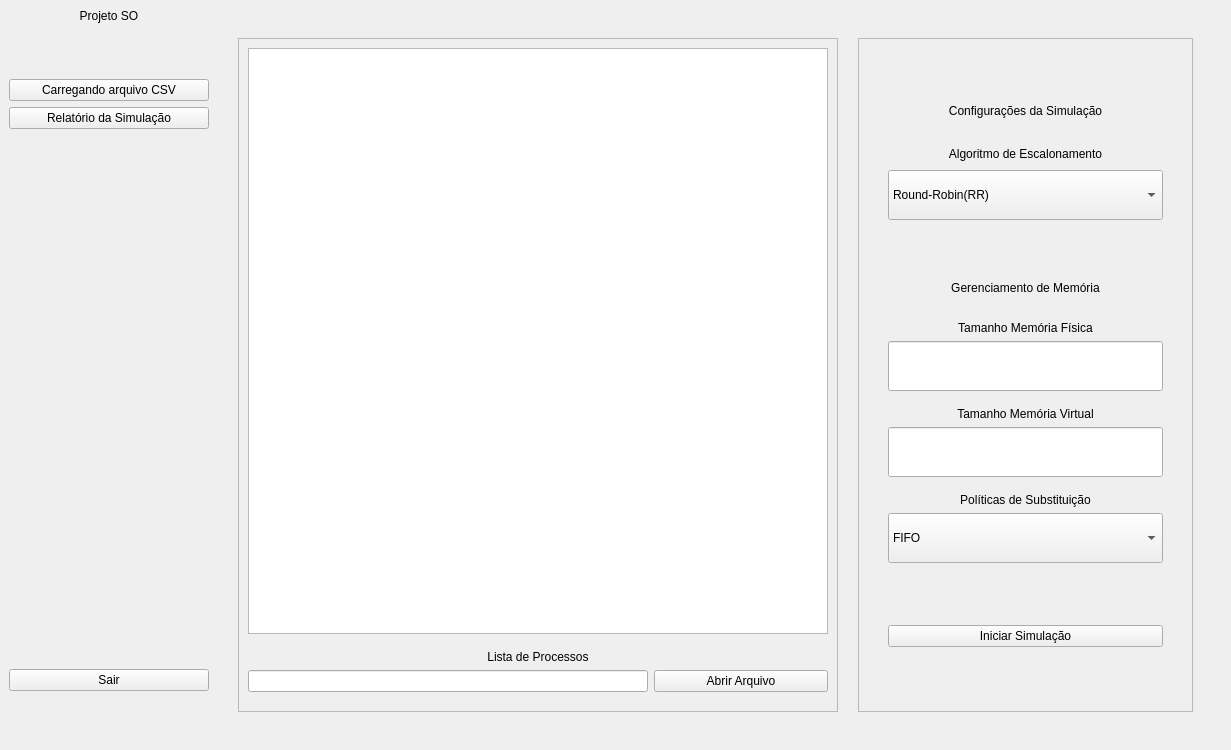
This is FrontEnd_SO/mainwindow.ui in GustavoFerreiraFonseca/projeto-sistemas-operacionais as Qt 5 draws it before an edit. The edited form follows.
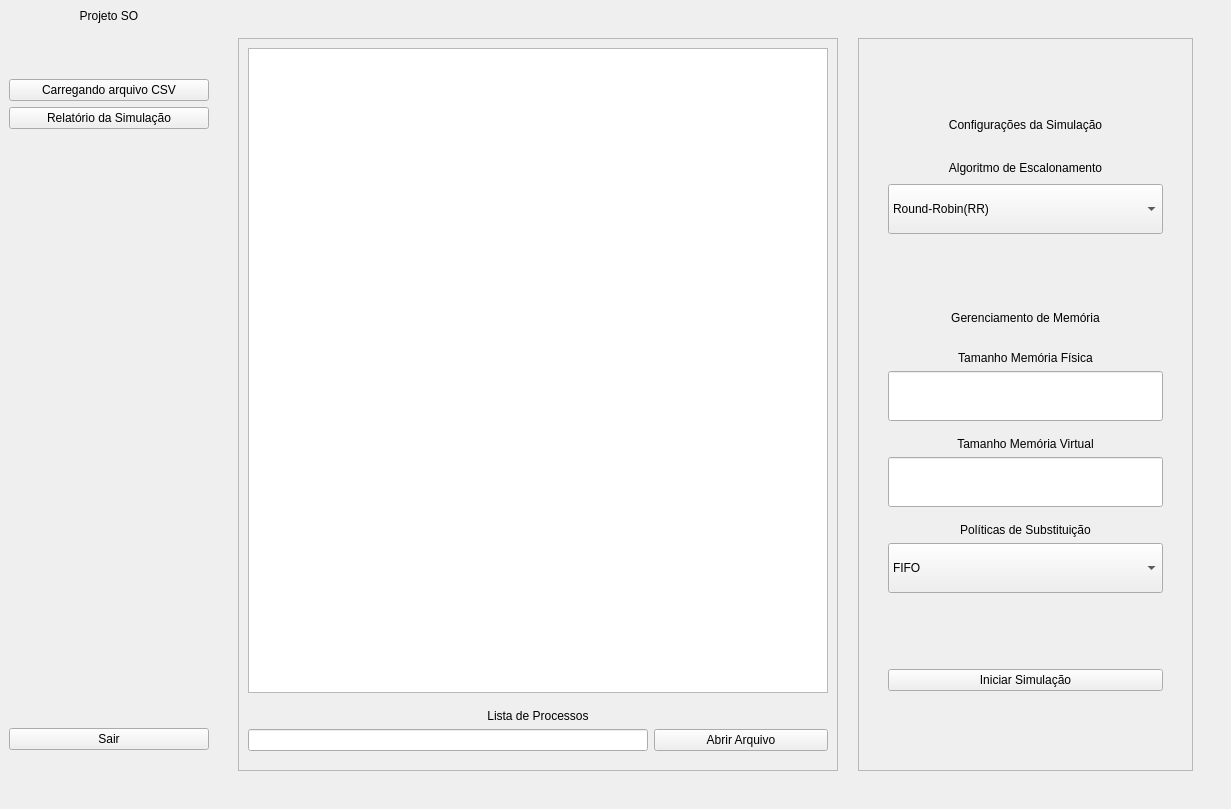
This is the edited form. The open tabs and pages were chosen to show the change.

The edit to the form file:
```diff
--- a/FrontEnd_SO/mainwindow.ui
+++ b/FrontEnd_SO/mainwindow.ui
@@ -7,7 +7,7 @@
     <x>0</x>
     <y>0</y>
     <width>1231</width>
-    <height>750</height>
+    <height>809</height>
    </rect>
   </property>
   <property name="sizePolicy">
```
Left out of the diff: 2 changed lines with no effect on the pictures.
